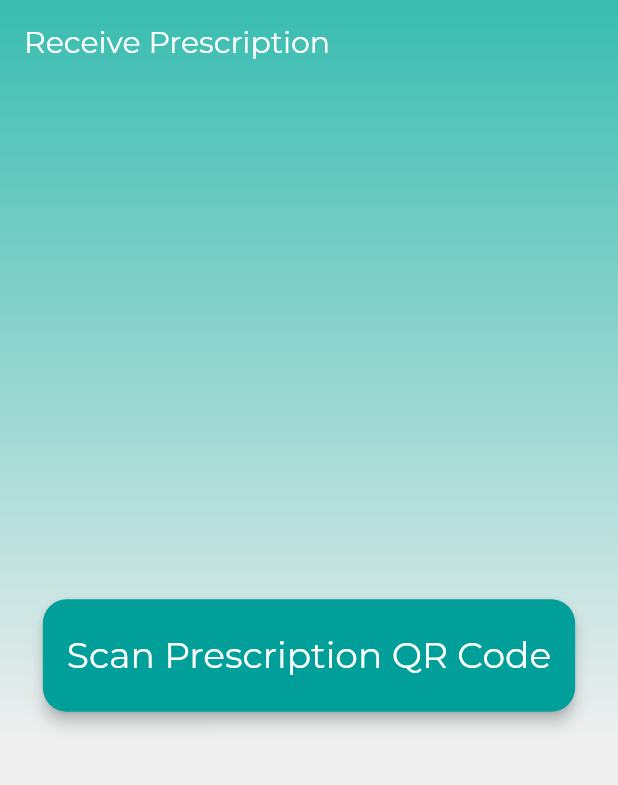
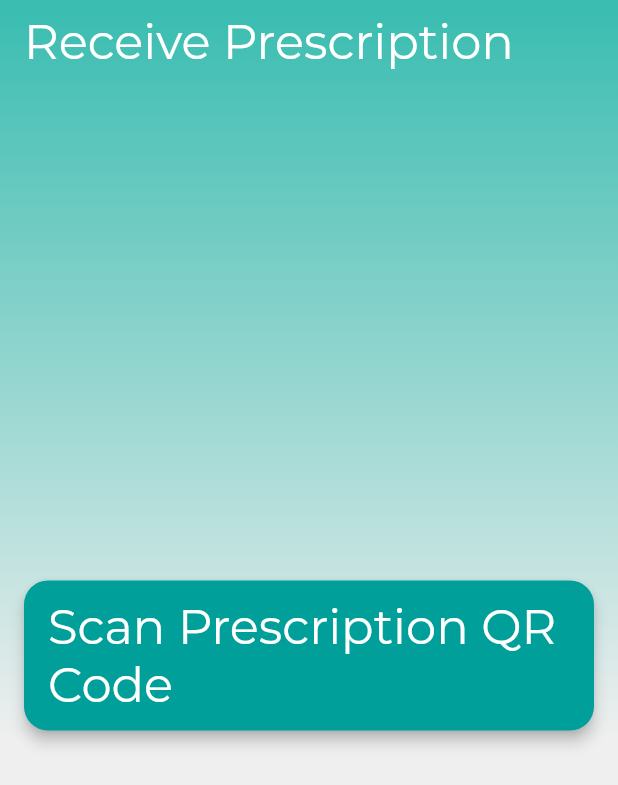
Before and after one commit to Mohammed-Shousha/sap-pi-app, a Flutter app: the ReceivePrescriptionScreen screen opened directly, on a phone screen of 412 x 824 dp. Shown: the top 785 px of the screen. Run offline on Flutter 3.47's test engine with Material 2 defaults, Android fonts, the phone set to English and light mode, and no system bars; our stand-ins replace flutter_dotenv, flutter_svg; missing offline and left inert: flutter_barcode_scanner, flutter_stripe; network calls fail.

Commit message:
updating font sizes

```diff
--- a/lib/screens/checkout.dart
+++ b/lib/screens/checkout.dart
@@ -4,6 +4,7 @@
 import 'package:sap_pi/providers/medicines_provider.dart';
 
 import 'package:sap_pi/screens/payment.dart';
+import 'package:sap_pi/utils/constants.dart';
 
 import 'package:sap_pi/widgets/custom_button.dart';
 import 'package:sap_pi/widgets/gradient_scaffold.dart';
@@ -44,7 +45,7 @@
                       'Total: ${medicinesProvider.orderTotal}',
                       style: const TextStyle(
                         fontWeight: FontWeight.bold,
-                        fontSize: 20,
+                        fontSize: Constants.largeFontSize,
                       ),
                     ),
                     const SizedBox(height: 16),
--- a/lib/screens/closing.dart
+++ b/lib/screens/closing.dart
@@ -54,7 +54,7 @@
                   ? 'Thank You for choosing SAP'
                   : 'Sorry, there was an error getting medicines',
               style: const TextStyle(
-                fontSize: 30,
+                fontSize: Constants.extraLargeFontSize,
                 fontWeight: FontWeight.bold,
               ),
             ),
@@ -64,7 +64,7 @@
                   ? 'We hope to see you again!'
                   : 'Contact us at 1234567890',
               style: const TextStyle(
-                fontSize: 25,
+                fontSize: Constants.largeFontSize,
               ),
             ),
           ],
--- a/lib/screens/home.dart
+++ b/lib/screens/home.dart
@@ -14,7 +14,7 @@
   @override
   Widget build(BuildContext context) {
     return GradientScaffold(
-      body: Row(
+      body: Column(
         mainAxisAlignment: MainAxisAlignment.center,
         children: const [
           HomeOption(
@@ -22,6 +22,7 @@
             route: ReceivePrescriptionScreen(),
             image: Constants.prescription,
           ),
+          Divider(),
           HomeOption(
             text: 'Order Medicines',
             route: OrderMedicinesScreen(),
--- a/lib/screens/order_medicines.dart
+++ b/lib/screens/order_medicines.dart
@@ -7,6 +7,7 @@
 import 'package:sap_pi/providers/medicines_provider.dart';
 
 import 'package:sap_pi/screens/checkout.dart';
+import 'package:sap_pi/utils/constants.dart';
 
 import 'package:sap_pi/widgets/custom_button.dart';
 import 'package:sap_pi/widgets/custom_list_tile.dart';
@@ -84,7 +85,7 @@
                     const Text(
                       'Medicines',
                       style: TextStyle(
-                        fontSize: 18,
+                        fontSize: Constants.largeFontSize,
                         fontWeight: FontWeight.bold,
                       ),
                     ),
@@ -115,7 +116,7 @@
                               Text(
                                 'Ordered Medicines',
                                 style: TextStyle(
-                                  fontSize: 18,
+                                  fontSize: Constants.largeFontSize,
                                   fontWeight: FontWeight.bold,
                                 ),
                               ),
--- a/lib/screens/receive_prescription.dart
+++ b/lib/screens/receive_prescription.dart
@@ -173,7 +173,7 @@
                   Text(
                     'Processing Order...',
                     style: TextStyle(
-                        fontSize: 24,
+                      fontSize: Constants.extraLargeFontSize,
                       fontWeight: FontWeight.bold,
                     ),
                   ),
@@ -185,7 +185,8 @@
                 text: 'Scan Prescription QR Code',
                 onPressed: _scanPrescriptionQrCode,
                 isLoading: _isButtonDisabled,
-                )),
+              ),
+      ),
     );
   }
 }
--- a/lib/screens/welcome.dart
+++ b/lib/screens/welcome.dart
@@ -26,7 +26,7 @@
             const Text(
               'Welcome to SAP',
               style: TextStyle(
-                fontSize: 30,
+                fontSize: Constants.extraLargeFontSize,
                 fontWeight: FontWeight.bold,
               ),
             ),
--- a/lib/utils/constants.dart
+++ b/lib/utils/constants.dart
@@ -1,5 +1,5 @@
 class Constants {
-  static const String baseUrl = "http://192.168.2.8:8000";
+  static const String baseUrl = "http://192.168.1.8:8000";
   static const String paymentUrl =
       "https://sap-backend-production.up.railway.app/payment-sheet";
 
@@ -15,5 +15,10 @@
   static const String logo = 'assets/images/logo.svg';
   static const String prescription = 'assets/images/prescription.png';
   static const String medicine = 'assets/images/medicine.png';
-  static const double imageHeight = 150.0;
+  static const double imageHeight = 200.0;
+
+  static const double extraLargeFontSize = 40.0;
+  static const double largeFontSize = 32.0;
+  static const double mediumFontSize = 26.0;
+  static const double smallFontSize = 20.0;
 }
--- a/lib/widgets/custom_button.dart
+++ b/lib/widgets/custom_button.dart
@@ -1,4 +1,5 @@
 import 'package:flutter/material.dart';
+import 'package:sap_pi/utils/constants.dart';
 
 class CustomButton extends StatelessWidget {
   final String text;
@@ -21,7 +22,7 @@
             Radius.circular(16.0),
           ),
         ),
-        minimumSize: const Size(250, 75),
+        minimumSize: const Size(250, 100),
         elevation: 4,
       ),
       onPressed: isLoading ? null : onPressed,
@@ -32,7 +33,7 @@
           : Text(
               text,
               style: const TextStyle(
-                fontSize: 24.0,
+                fontSize: Constants.largeFontSize,
               ),
             ),
     );
--- a/lib/widgets/error_text.dart
+++ b/lib/widgets/error_text.dart
@@ -1,4 +1,5 @@
 import 'package:flutter/material.dart';
+import 'package:sap_pi/utils/constants.dart';
 
 class ErrorText extends StatelessWidget {
   final String text;
@@ -14,7 +15,7 @@
       child: Text(
         text,
         style: const TextStyle(
-          fontSize: 20.0,
+          fontSize: Constants.mediumFontSize,
           fontWeight: FontWeight.bold,
         ),
       ),
--- a/lib/widgets/gradient_scaffold.dart
+++ b/lib/widgets/gradient_scaffold.dart
@@ -1,4 +1,5 @@
 import 'package:flutter/material.dart';
+import 'package:sap_pi/utils/constants.dart';
 
 class GradientScaffold extends StatelessWidget {
   final Widget body;
@@ -41,6 +42,10 @@
             elevation: 0,
             title: appBar?.title,
             actions: appBar?.actions,
+            titleTextStyle: const TextStyle(
+              fontSize: Constants.largeFontSize,
+              fontFamily: 'Montserrat',
+            ),
           ),
           backgroundColor: Colors.transparent,
           body: Padding(
```
Also changed, not shown: lib/screens/payment.dart (+4 -3 lines), lib/utils/dialogs/generic_dialog.dart (+22 -3 lines), lib/widgets/custom_card.dart (+8 -3 lines), lib/widgets/custom_list_tile.dart (+18 -4 lines). Lines whose indentation alone changed are shown as unchanged.
